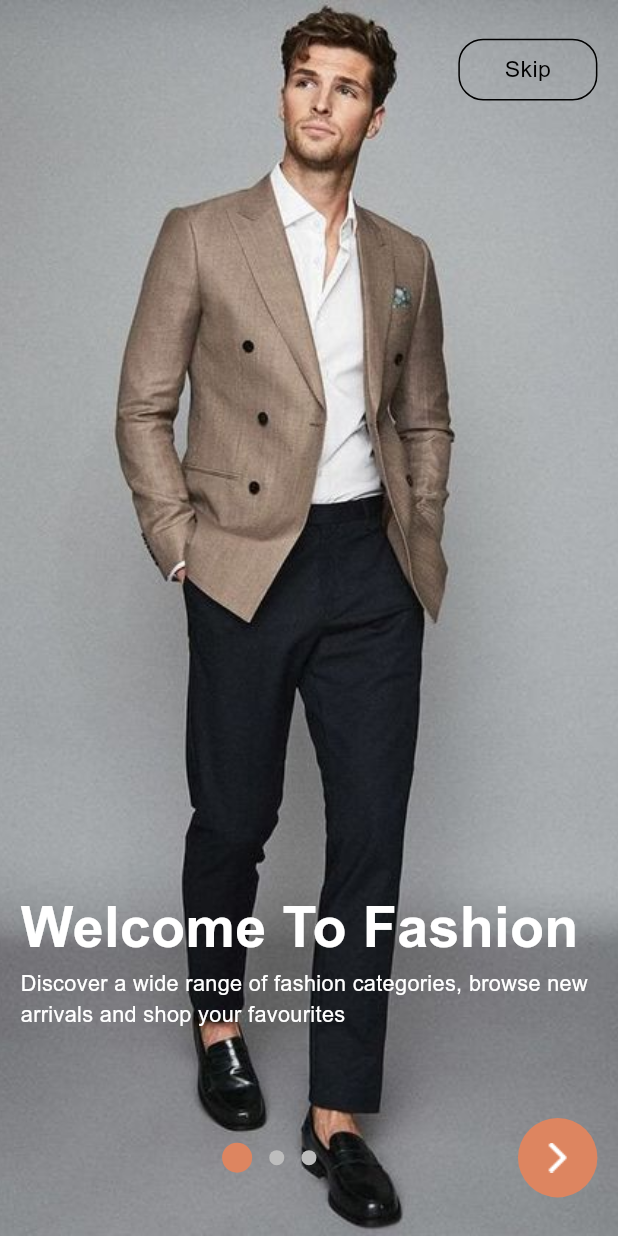
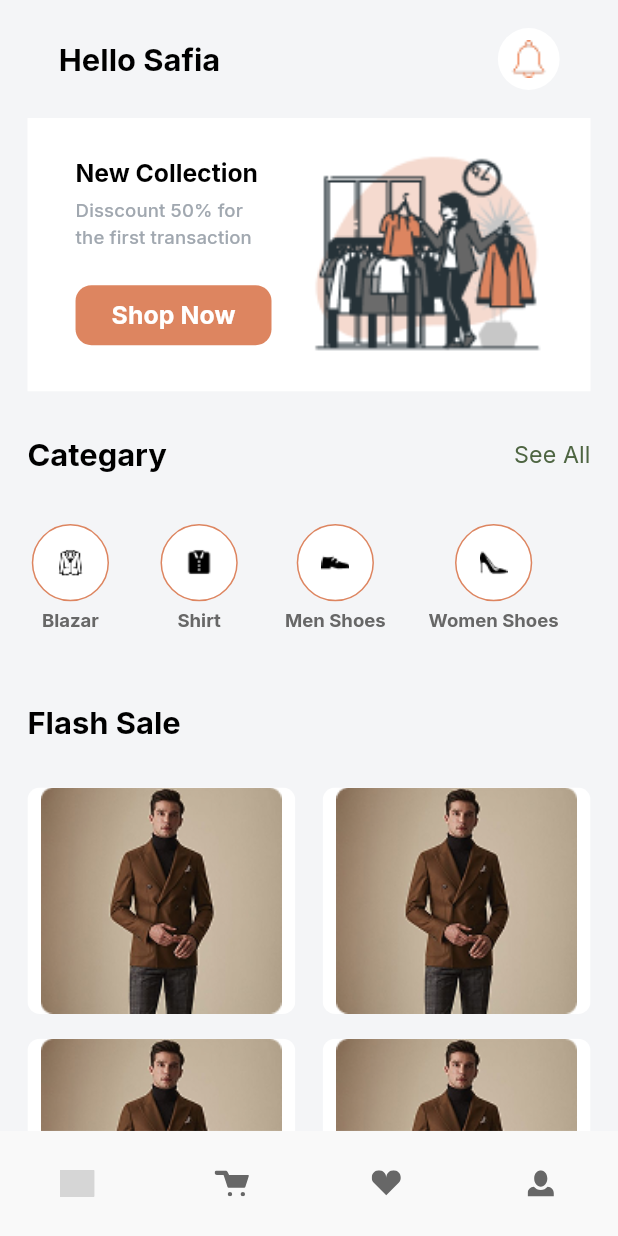
Before and after one commit to EzatRashad/Suits, a Flutter app: the screen it shows after launch, on a phone screen of 412 x 824 dp. Run offline on Flutter 3.47's test engine with Material 3 defaults, Android fonts, the phone set to English and light mode, and no system bars; our stand-ins replace flutter_screenutil, flutter_svg; grey boxes are pictures that could not be loaded.

Commit message:
add layout and home views

```diff
--- a/lib/core/style/app_colors.dart
+++ b/lib/core/style/app_colors.dart
@@ -7,6 +7,7 @@ class AppColors {
   static Color borderColor = Color(0xffE5E7EB);
   static const Color error = Color(0xFFF40000);
   static const Color red = Color(0xFFCD0F0F);
+  static const Color navIcon = Color(0xFF676767);
 
   static const Color white = Color(0xFFFFFFFF);
   static const Color black = Color(0xFF000000);
--- a/lib/main.dart
+++ b/lib/main.dart
@@ -1,6 +1,7 @@
 import 'package:flutter/material.dart';
 import 'package:flutter_screenutil/flutter_screenutil.dart';
 import 'package:suits/core/style/app_theme.dart';
+import 'package:suits/views/layout/layout.dart';
 import 'package:suits/views/splash.dart';
 
 void main() async {
@@ -24,7 +25,7 @@ class MyApp extends StatelessWidget {
           home: child,
         );
       },
-      child: const SplashView(),
+      child: const LayoutView(),
     );
   }
 }
--- a/lib/views/auth/login.dart
+++ b/lib/views/auth/login.dart
@@ -12,6 +12,7 @@ import 'package:suits/views/auth/widgets/or_divider.dart';
 import 'package:suits/views/auth/widgets/social_media_btn.dart';
 import 'package:suits/views/auth/widgets/success_dialog.dart';
 import 'package:suits/views/auth/signup.dart';
+import 'package:suits/views/layout/layout.dart';
 
 class LoginView extends StatefulWidget {
   const LoginView({super.key});
@@ -185,7 +186,7 @@ class _LoginViewState extends State<LoginView> {
                           message:
                               'Once again you login successfully into medidoc app',
                           btnTitle: 'Go to home',
-                          screen: Scaffold(),
+                          screen: LayoutView(),
                         ),
                       );
                     },
--- /dev/null
+++ b/lib/views/layout/layout.dart
@@ -0,0 +1,78 @@
+import 'package:flutter/material.dart';
+import 'package:flutter_screenutil/flutter_screenutil.dart';
+import 'package:suits/core/style/app_colors.dart';
+import 'package:suits/core/utils/utils.dart';
+import 'package:suits/core/widgets/App_image.dart';
+import 'package:suits/views/layout/pages/home/home.dart';
+
+class LayoutView extends StatefulWidget {
+  const LayoutView({super.key});
+
+  @override
+  State<LayoutView> createState() => _LayoutViewState();
+}
+
+class _LayoutViewState extends State<LayoutView> {
+  final list = [
+    Model('home.svg', 'home_active.svg', () => HomeView()),
+    Model(
+      'cart.svg',
+      'cart_active.svg',
+      () => Container(color: AppColors.black2),
+    ),
+    Model(
+      'favourite.svg',
+      'favourite_active.svg',
+      () => Container(color: AppColors.hintText),
+    ),
+    Model(
+      'profile.svg',
+      'profile_acive.svg',
+      () => Container(color: AppColors.primary),
+    ),
+  ];
+
+  int currentIndex = 0;
+
+  @override
+  Widget build(BuildContext context) {
+    return SafeArea(
+      child: Scaffold(
+        body: list[currentIndex].builder(),
+        bottomNavigationBar: Container(
+          height: 68.h,
+          color: Color(0xffF9F9F9),
+          child: Row(
+            mainAxisAlignment: MainAxisAlignment.spaceAround,
+            children: List.generate(
+              list.length,
+              (index) => GestureDetector(
+                onTap: () {
+                  if (currentIndex == index) return;
+                  setState(() => currentIndex = index);
+                },
+                child: AppImage(
+                  width: 20.w,
+                  height: 17.h,
+                  imageName: currentIndex == index
+                      ? list[index].activeImage
+                      : list[index].image,
+                  color: currentIndex == index
+                      ? AppColors.primary
+                      : AppColors.navIcon,
+                ),
+              ),
+            ),
+          ),
+        ),
+      ),
+    );
+  }
+}
+
+class Model {
+  final String image, activeImage;
+  final Widget Function() builder;
+
+  Model(this.image, this.activeImage, this.builder);
+}
--- /dev/null
+++ b/lib/views/layout/pages/home/home.dart
@@ -0,0 +1,188 @@
+import 'package:flutter/material.dart';
+import 'package:flutter_screenutil/flutter_screenutil.dart';
+import 'package:suits/core/style/app_colors.dart';
+import 'package:suits/core/utils/utils.dart';
+import 'package:suits/core/widgets/App_image.dart';
+import 'package:suits/core/widgets/button_widget.dart';
+
+class HomeView extends StatelessWidget {
+  const HomeView({super.key});
+
+  @override
+  Widget build(BuildContext context) {
+    final theme = Theme.of(context).textTheme;
+
+    final list = [
+      Model(title: "Blazar", image: "suit.png"),
+      Model(title: "Shirt", image: "shirt.png"),
+      Model(title: "Men Shoes", image: "men _shoes.png"),
+      Model(title: "Women Shoes", image: "women _shoes.png"),
+    ];
+
+    return Scaffold(
+      body: Padding(
+        padding: EdgeInsets.symmetric(horizontal: 16.w),
+        child: CustomScrollView(
+          physics: const BouncingScrollPhysics(),
+
+          slivers: [
+            SliverAppBar(
+              floating: true,
+              backgroundColor: AppColors.background,
+              toolbarHeight: kToolbarHeight + 22.h,
+
+              title: Text(' Hello Safia', style: theme.titleLarge),
+              actions: [
+                Container(
+                  width: 40.w,
+                  height: 40.h,
+                  padding: const EdgeInsets.all(8),
+                  decoration: const BoxDecoration(
+                    color: AppColors.white,
+                    shape: BoxShape.circle,
+                  ),
+                  child: const AppImage(imageName: "bell.png"),
+                ),
+                16.pw,
+              ],
+            ),
+            SliverToBoxAdapter(
+              child: Container(
+                padding: EdgeInsets.symmetric(horizontal: 28.w, vertical: 17.h),
+                decoration: const BoxDecoration(color: AppColors.white),
+                child: Row(
+                  children: [
+                    Expanded(
+                      child: Column(
+                        crossAxisAlignment: CrossAxisAlignment.start,
+                        children: [
+                          Text(
+                            "New Collection",
+                            style: theme.titleLarge!.copyWith(fontSize: 16.sp),
+                          ),
+                          5.ph,
+                          Text(
+                            "Disscount 50% for\nthe first transaction",
+                            style: theme.titleSmall!.copyWith(
+                              fontSize: 12.sp,
+                              fontVariations: [
+                                const FontVariation("wght", 500),
+                              ],
+                            ),
+                          ),
+                          18.ph,
+                          AppButton(
+                            title: "Shop Now",
+                            height: 29.h,
+                            width: 100.w,
+                            radius: 10.r,
+                          ),
+                        ],
+                      ),
+                    ),
+                    const Expanded(child: AppImage(imageName: "banner.png")),
+                  ],
+                ),
+              ),
+            ),
+
+            SliverToBoxAdapter(child: 28.ph),
+
+            SliverToBoxAdapter(
+              child: Row(
+                children: [
+                  Text("Categary", style: theme.titleLarge),
+                  const Spacer(),
+                  Text(
+                    "See All",
+                    style: theme.titleSmall!.copyWith(
+                      fontSize: 15.sp,
+                      color: const Color(0xff4E6542),
+                    ),
+                  ),
+                ],
+              ),
+            ),
+
+            SliverToBoxAdapter(child: 18.ph),
+
+            SliverToBoxAdapter(
+              child: SizedBox(
+                height: 100.h,
+                child: ListView.separated(
+                  scrollDirection: Axis.horizontal,
+                  itemCount: list.length,
+                  itemBuilder: (context, index) {
+                    return Column(
+                      mainAxisAlignment: MainAxisAlignment.center,
+                      children: [
+                        Container(
+                          padding: EdgeInsets.all(15.r),
+                          width: 50.w,
+                          height: 50.h,
+                          decoration: BoxDecoration(
+                            color: AppColors.white,
+                            shape: BoxShape.circle,
+                            border: Border.all(color: AppColors.primary),
+                          ),
+                          child: AppImage(imageName: list[index].image),
+                        ),
+                        5.ph,
+                        Text(
+                          list[index].title,
+                          textAlign: TextAlign.center,
+                          style: theme.titleLarge!.copyWith(
+                            fontSize: 12.sp,
+                            color: const Color(0xff676767),
+                          ),
+                        ),
+                      ],
+                    );
+                  },
+                  separatorBuilder: (context, index) {
+                    return 25.pw;
+                  },
+                ),
+              ),
+            ),
+
+            SliverToBoxAdapter(child: 30.ph),
+
+            SliverToBoxAdapter(
+              child: Text("Flash Sale", style: theme.titleLarge),
+            ),
+
+            SliverToBoxAdapter(child: 30.ph),
+
+            SliverGrid(
+              delegate: SliverChildBuilderDelegate((context, index) {
+                return ClipRRect(
+                  borderRadius: BorderRadius.circular(8.r),
+                  child: Container(
+                    color: AppColors.white,
+                    child: const AppImage(imageName: "pr.png"),
+                  ),
+                );
+              }, childCount: 6),
+              gridDelegate: SliverGridDelegateWithFixedCrossAxisCount(
+                crossAxisCount: 2,
+                childAspectRatio: 149.w / 140.h,
+                mainAxisSpacing: 16.h,
+                crossAxisSpacing: 16.w,
+              ),
+            ),
+
+            SliverToBoxAdapter(child: 20.ph),
+          ],
+        ),
+      ),
+    );
+  }
+}
+
+class Model {
+  final String title;
+  final String image;
+
+  Model({required this.title, required this.image});
+}
```
Also changed, not shown: assets/images/banner.png (added), assets/images/bell.png (added), assets/images/men _shoes.png (added), assets/images/pr.png (added), assets/images/shirt.png (added), assets/images/suit.png (added), assets/images/women _shoes.png (added).
